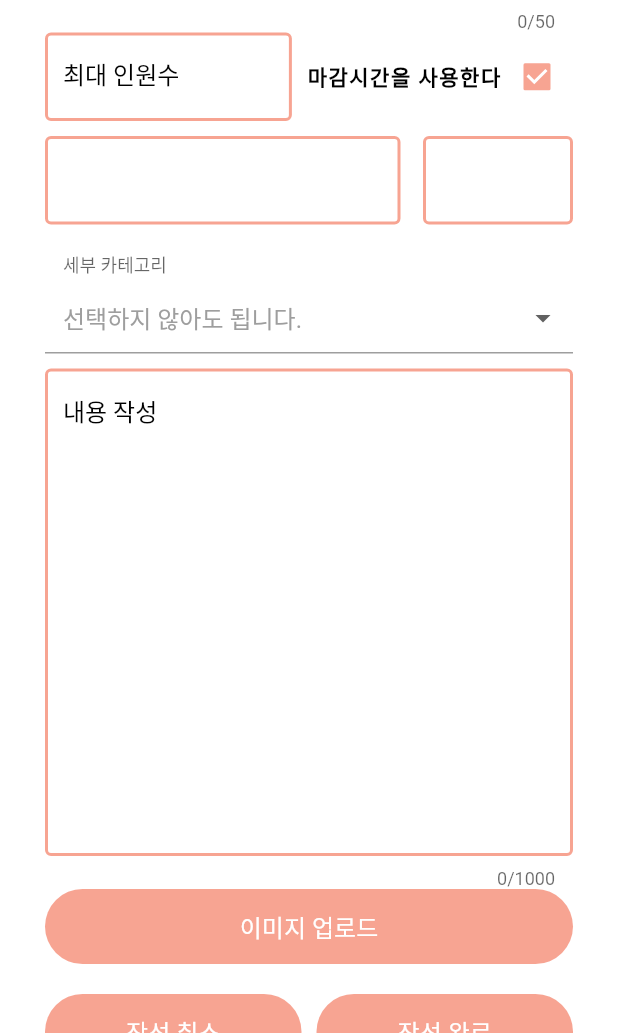
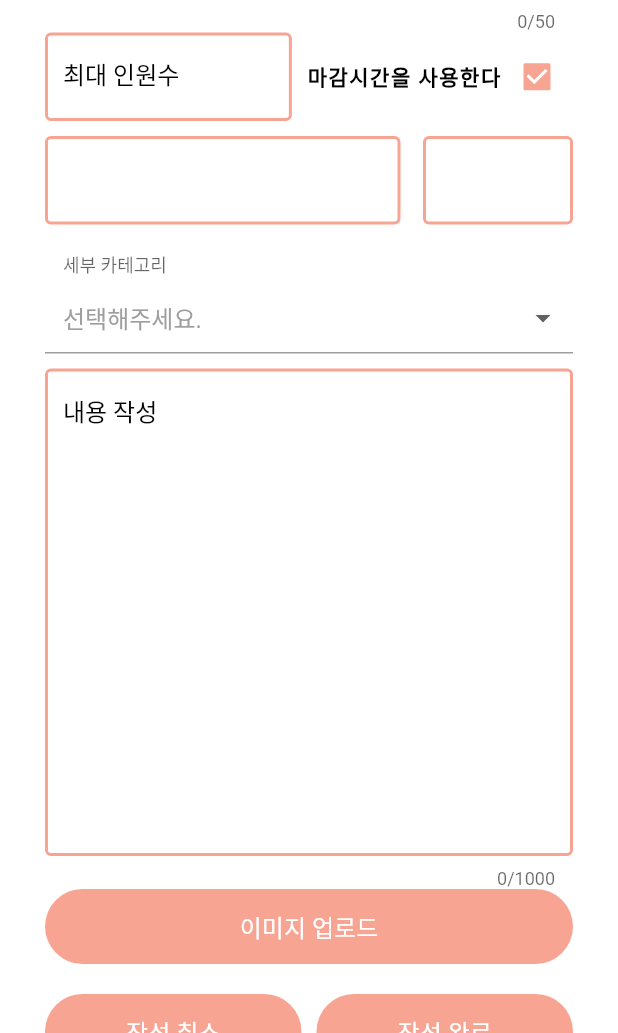
Before and after one commit to jonbee0427/Link2021, a Flutter app: the PostBuyTogether screen opened directly, on a phone screen of 412 x 824 dp, the part 203-1236 px from its top. Run offline on Flutter 3.47's test engine with Material 2 defaults, Android fonts, the phone set to English and light mode, and no system bars; drawn by our look-alikes of date_time_picker, dropdown_formfield; our stand-ins replace cloud_firestore, convex_bottom_bar, firebase_auth, firebase_core, firebase_storage, flutter_spinkit and 6 more; missing offline and left inert: dart:ffi; accounts and stored records are empty; statements that could not run were skipped.

Commit message:
카테고리 선택하지 않아도 됩니다 수정

```diff
--- a/lib/pages/post_buytogether.dart
+++ b/lib/pages/post_buytogether.dart
@@ -234,7 +234,7 @@ class _PostBuyTogether extends State<PostBuyTogether> {
                         ),
                         DropDownFormField(
                           titleText: '세부 카테고리',
-                          hintText: '선택하지 않아도 됩니다.',
+                          hintText: '선택해주세요.',
                           filled: false,
                           value: _category,
                           onSaved: (value) {
--- a/lib/pages/post_hobbytogether.dart
+++ b/lib/pages/post_hobbytogether.dart
@@ -215,7 +215,7 @@ class _PostHobbyTogether extends State<PostHobbyTogether> {
                         ),
                         DropDownFormField(
                           titleText: '세부 카테고리',
-                          hintText: '선택하지 않아도 됩니다.',
+                          hintText: '선택해주세요.',
                           filled: false,
                           value: _category,
                           onSaved: (value) {
--- a/lib/pages/post_studytogether.dart
+++ b/lib/pages/post_studytogether.dart
@@ -215,7 +215,7 @@ class _PostStudyTogether extends State<PostStudyTogether> {
                         ),
                         DropDownFormField(
                           titleText: '세부 카테고리',
-                          hintText: '선택하지 않아도 됩니다.',
+                          hintText: '선택해주세요.',
                           filled: false,
                           value: _category,
                           onSaved: (value) {
```
